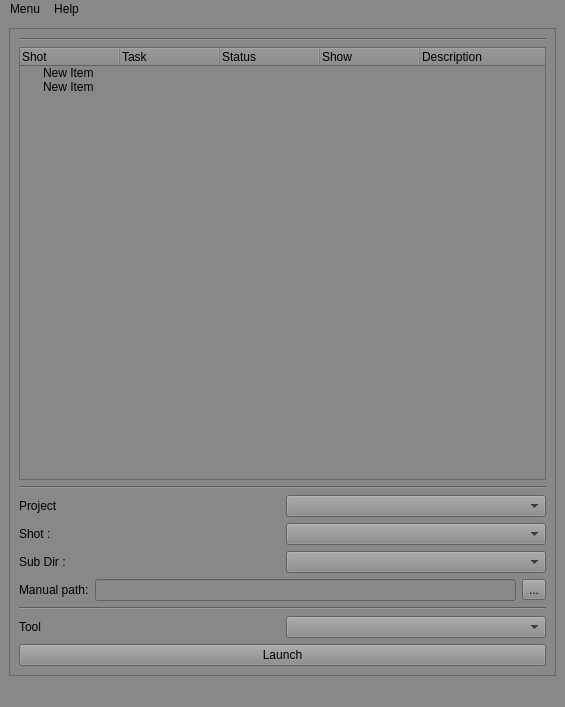
Above: qt_ui_files/main_ui_4_treeWid.ui from karanfx/Glacier_Pipeline_Tools before the change. Below: the same form after it.
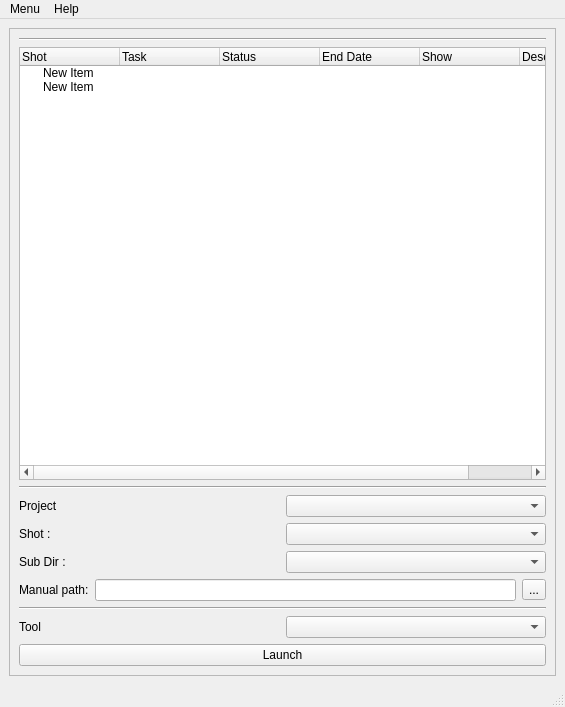
That is the form after the change.

Diff of the .ui file:
```diff
--- a/qt_ui_files/main_ui_4_treeWid.ui
+++ b/qt_ui_files/main_ui_4_treeWid.ui
@@ -14,7 +14,7 @@
    <string>MainWindow</string>
   </property>
   <property name="styleSheet">
-   <string notr="true">background-color: rgb(136, 136, 136);</string>
+   <string notr="true"/>
   </property>
   <widget class="QWidget" name="centralwidget">
    <layout class="QGridLayout" name="gridLayout">
@@ -44,6 +44,11 @@
            <string>Status</string>
           </property>
          </column>
+         <column>
+          <property name="text">
+           <string>End Date</string>
+          </property>
+         </column>
          <column>
           <property name="text">
            <string>Show</string>
```
Left out of the diff: 8 changed lines with no effect on the pictures.
